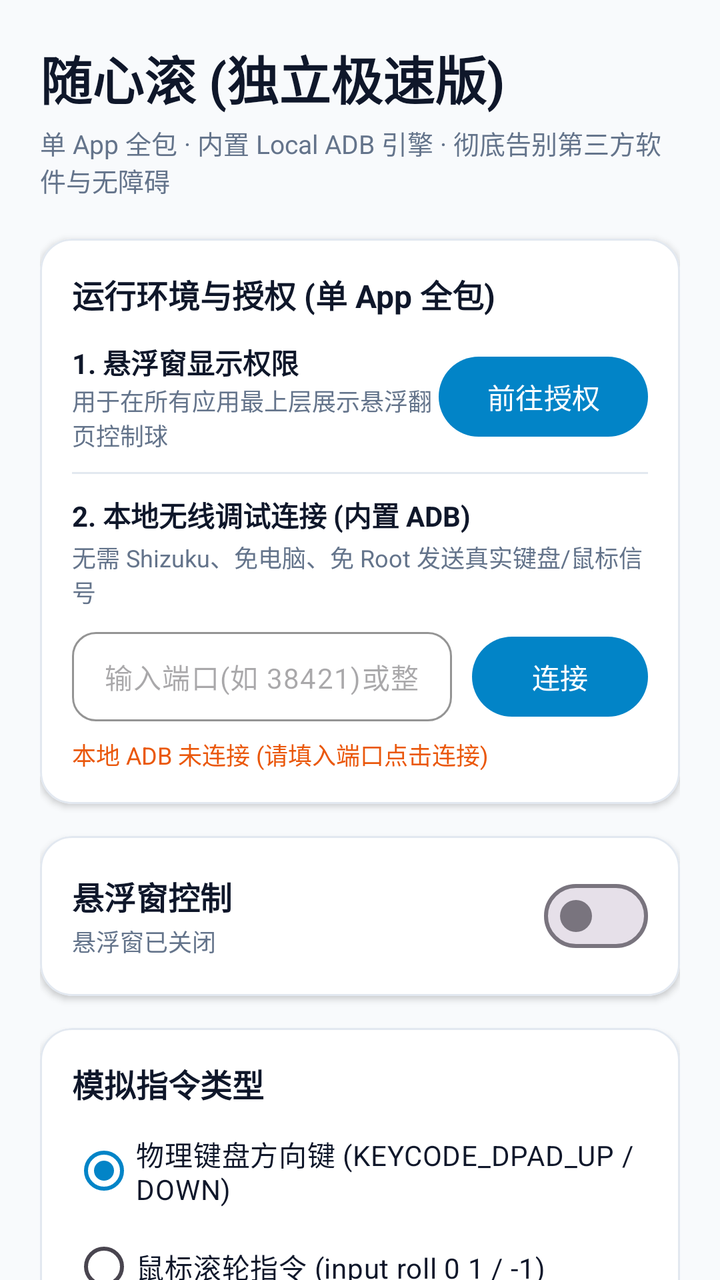
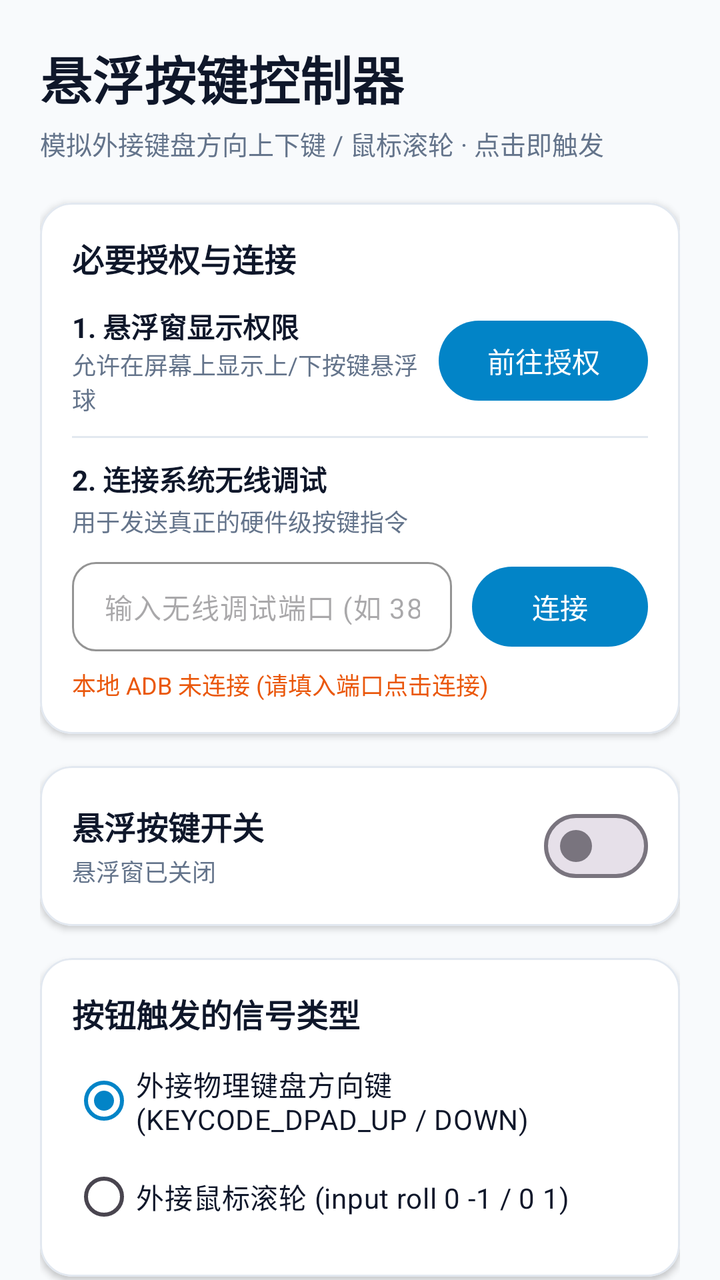

Two renders of the same Android screen: before a commit and after it. Below are the layout's source before the change and the commit's diff.
<!-- AndroidManifest.xml: application theme Theme.FloatScroller -->
<!-- res/layout/activity_main.xml -->
<?xml version="1.0" encoding="utf-8"?>
<androidx.coordinatorlayout.widget.CoordinatorLayout xmlns:android="http://schemas.android.com/apk/res/android"
    xmlns:app="http://schemas.android.com/apk/res-auto"
    android:layout_width="match_parent"
    android:layout_height="match_parent"
    android:background="@color/bg_screen">

    <androidx.core.widget.NestedScrollView
        android:layout_width="match_parent"
        android:layout_height="match_parent"
        android:fillViewport="true">

        <LinearLayout
            android:layout_width="match_parent"
            android:layout_height="wrap_content"
            android:orientation="vertical"
            android:padding="20dp">

            
            <TextView
                android:layout_width="wrap_content"
                android:layout_height="wrap_content"
                android:text="@string/app_name"
                android:textColor="@color/text_main"
                android:textSize="26sp"
                android:textStyle="bold" />

            <TextView
                android:layout_width="wrap_content"
                android:layout_height="wrap_content"
                android:layout_marginTop="4dp"
                android:text="单 App 全包 · 内置 Local ADB 引擎 · 彻底告别第三方软件与无障碍"
                android:textColor="@color/text_sub"
                android:textSize="13sp" />

            
            <com.google.android.material.card.MaterialCardView
                android:layout_width="match_parent"
                android:layout_height="wrap_content"
                android:layout_marginTop="20dp"
                app:cardBackgroundColor="@color/card_bg"
                app:cardCornerRadius="16dp"
                app:cardElevation="2dp"
                app:strokeColor="@color/divider"
                app:strokeWidth="1dp">

                <LinearLayout
                    android:layout_width="match_parent"
                    android:layout_height="wrap_content"
                    android:orientation="vertical"
                    android:padding="16dp">

                    <TextView
                        android:layout_width="wrap_content"
                        android:layout_height="wrap_content"
                        android:text="@string/section_env_title"
                        android:textColor="@color/text_main"
                        android:textSize="16sp"
                        android:textStyle="bold" />

                    
                    <LinearLayout
                        android:layout_width="match_parent"
                        android:layout_height="wrap_content"
                        android:layout_marginTop="12dp"
                        android:gravity="center_vertical"
                        android:orientation="horizontal">

                        <LinearLayout
                            android:layout_width="0dp"
                            android:layout_height="wrap_content"
                            android:layout_weight="1"
                            android:orientation="vertical">

                            <TextView
                                android:layout_width="wrap_content"
                                android:layout_height="wrap_content"
                                android:text="@string/item_overlay_title"
                                android:textColor="@color/text_main"
                                android:textSize="14sp"
                                android:textStyle="bold" />

                            <TextView
                                android:layout_width="wrap_content"
                                android:layout_height="wrap_content"
                                android:text="@string/item_overlay_desc"
                                android:textColor="@color/text_sub"
                                android:textSize="12sp" />
                        </LinearLayout>

                        <com.google.android.material.button.MaterialButton
                            android:id="@+id/btn_grant_overlay"
                            android:layout_width="wrap_content"
                            android:layout_height="wrap_content"
                            android:text="@string/btn_grant"
                            app:cornerRadius="20dp" />
                    </LinearLayout>

                    <View
                        android:layout_width="match_parent"
                        android:layout_height="1dp"
                        android:layout_marginVertical="10dp"
                        android:background="@color/divider" />

                    
                    <TextView
                        android:layout_width="wrap_content"
                        android:layout_height="wrap_content"
                        android:text="@string/item_adb_title"
                        android:textColor="@color/text_main"
                        android:textSize="14sp"
                        android:textStyle="bold" />

                    <TextView
                        android:layout_width="wrap_content"
                        android:layout_height="wrap_content"
                        android:layout_marginTop="2dp"
                        android:text="@string/item_adb_desc"
                        android:textColor="@color/text_sub"
                        android:textSize="12sp" />

                    
                    <LinearLayout
                        android:layout_width="match_parent"
                        android:layout_height="wrap_content"
                        android:layout_marginTop="10dp"
                        android:gravity="center_vertical"
                        android:orientation="horizontal">

                        <com.google.android.material.textfield.TextInputLayout
                            android:layout_width="0dp"
                            android:layout_height="wrap_content"
                            android:layout_weight="1"
                            android:layout_marginEnd="10dp"
                            app:boxCornerRadiusBottomEnd="12dp"
                            app:boxCornerRadiusBottomStart="12dp"
                            app:boxCornerRadiusTopEnd="12dp"
                            app:boxCornerRadiusTopStart="12dp"
                            app:boxStrokeColor="@color/primary"
                            app:hintEnabled="false">

                            <com.google.android.material.textfield.TextInputEditText
                                android:id="@+id/et_port"
                                android:layout_width="match_parent"
                                android:layout_height="wrap_content"
                                android:hint="输入端口(如 38421)或整串地址"
                                android:inputType="text"
                                android:maxLength="25"
                                android:paddingVertical="12dp"
                                android:textSize="14sp" />
                        </com.google.android.material.textfield.TextInputLayout>

                        <com.google.android.material.button.MaterialButton
                            android:id="@+id/btn_connect_adb"
                            android:layout_width="wrap_content"
                            android:layout_height="wrap_content"
                            android:text="@string/btn_connect"
                            app:cornerRadius="20dp" />
                    </LinearLayout>

                    
                    <TextView
                        android:id="@+id/tv_adb_status"
                        android:layout_width="wrap_content"
                        android:layout_height="wrap_content"
                        android:layout_marginTop="6dp"
                        android:text="@string/adb_status_disconnected"
                        android:textColor="@color/accent_warn"
                        android:textSize="12sp" />

                </LinearLayout>
            </com.google.android.material.card.MaterialCardView>

            
            <com.google.android.material.card.MaterialCardView
                android:layout_width="match_parent"
                android:layout_height="wrap_content"
                android:layout_marginTop="16dp"
                app:cardBackgroundColor="@color/card_bg"
                app:cardCornerRadius="16dp"
                app:cardElevation="2dp"
                app:strokeColor="@color/divider"
                app:strokeWidth="1dp">

                <LinearLayout
                    android:layout_width="match_parent"
                    android:layout_height="wrap_content"
                    android:gravity="center_vertical"
                    android:orientation="horizontal"
                    android:padding="16dp">

                    <LinearLayout
                        android:layout_width="0dp"
                        android:layout_height="wrap_content"
                        android:layout_weight="1"
                        android:orientation="vertical">

                        <TextView
                            android:layout_width="wrap_content"
                            android:layout_height="wrap_content"
                            android:text="@string/section_control_title"
                            android:textColor="@color/text_main"
                            android:textSize="16sp"
                            android:textStyle="bold" />

                        <TextView
                            android:id="@+id/tv_floating_status"
                            android:layout_width="wrap_content"
                            android:layout_height="wrap_content"
                            android:layout_marginTop="2dp"
                            android:text="@string/tv_floating_status_stopped"
                            android:textColor="@color/text_sub"
                            android:textSize="12sp" />
                    </LinearLayout>

                    <com.google.android.material.materialswitch.MaterialSwitch
                        android:id="@+id/switch_floating"
                        android:layout_width="wrap_content"
                        android:layout_height="wrap_content" />
                </LinearLayout>
            </com.google.android.material.card.MaterialCardView>

            
            <com.google.android.material.card.MaterialCardView
                android:layout_width="match_parent"
                android:layout_height="wrap_content"
                android:layout_marginTop="16dp"
                app:cardBackgroundColor="@color/card_bg"
                app:cardCornerRadius="16dp"
                app:cardElevation="2dp"
                app:strokeColor="@color/divider"
                app:strokeWidth="1dp">

                <LinearLayout
                    android:layout_width="match_parent"
                    android:layout_height="wrap_content"
                    android:orientation="vertical"
                    android:padding="16dp">

                    <TextView
                        android:layout_width="wrap_content"
                        android:layout_height="wrap_content"
                        android:text="@string/section_mode_title"
                        android:textColor="@color/text_main"
                        android:textSize="16sp"
                        android:textStyle="bold" />

                    <RadioGroup
                        android:id="@+id/rg_command_mode"
                        android:layout_width="match_parent"
                        android:layout_height="wrap_content"
                        android:layout_marginTop="8dp">

                        <RadioButton
                            android:id="@+id/rb_mode_keyevent"
                            android:layout_width="wrap_content"
                            android:layout_height="wrap_content"
                            android:checked="true"
                            android:text="@string/mode_keyevent"
                            android:textColor="@color/text_main" />

                        <RadioButton
                            android:id="@+id/rb_mode_mouse"
                            android:layout_width="wrap_content"
                            android:layout_height="wrap_content"
                            android:text="@string/mode_mouse_roll"
                            android:textColor="@color/text_main" />

                        <RadioButton
                            android:id="@+id/rb_mode_swipe"
                            android:layout_width="wrap_content"
                            android:layout_height="wrap_content"
                            android:text="@string/mode_swipe"
                            android:textColor="@color/text_main" />
                    </RadioGroup>

                    <View
                        android:layout_width="match_parent"
                        android:layout_height="1dp"
                        android:layout_marginVertical="8dp"
                        android:background="@color/divider" />

                    
                    <LinearLayout
                        android:layout_width="match_parent"
                        android:layout_height="wrap_content"
                        android:gravity="center_vertical"
                        android:orientation="horizontal">

                        <TextView
                            android:layout_width="0dp"
                            android:layout_height="wrap_content"
                            android:layout_weight="1"
                            android:text="@string/auto_scroll_interval"
                            android:textColor="@color/text_main"
                            android:textSize="14sp" />

                        <TextView
                            android:id="@+id/tv_interval_val"
                            android:layout_width="wrap_content"
                            android:layout_height="wrap_content"
                            android:text="10 秒"
                            android:textColor="@color/primary"
                            android:textSize="15sp"
                            android:textStyle="bold" />
                    </LinearLayout>

                    <SeekBar
                        android:id="@+id/sb_interval"
                        android:layout_width="match_parent"
                        android:layout_height="wrap_content"
                        android:layout_marginTop="8dp"
                        android:max="30"
                        android:min="3"
                        android:progress="10" />

                </LinearLayout>
            </com.google.android.material.card.MaterialCardView>

            
            <com.google.android.material.card.MaterialCardView
                android:layout_width="match_parent"
                android:layout_height="wrap_content"
                android:layout_marginTop="16dp"
                android:layout_marginBottom="24dp"
                app:cardBackgroundColor="@color/primary_container"
                app:cardCornerRadius="16dp"
                app:cardElevation="0dp"
                app:strokeWidth="0dp">

                <LinearLayout
                    android:layout_width="match_parent"
                    android:layout_height="wrap_content"
                    android:orientation="vertical"
                    android:padding="16dp">

                    <TextView
                        android:layout_width="wrap_content"
                        android:layout_height="wrap_content"
                        android:text="@string/guide_title"
                        android:textColor="@color/primary_dark"
                        android:textSize="15sp"
                        android:textStyle="bold" />

                    <TextView
                        android:layout_width="wrap_content"
                        android:layout_height="wrap_content"
                        android:layout_marginTop="8dp"
                        android:lineSpacingExtra="4dp"
                        android:text="@string/guide_step1"
                        android:textColor="@color/text_main"
                        android:textSize="13sp" />

                    <TextView
                        android:layout_width="wrap_content"
                        android:layout_height="wrap_content"
                        android:layout_marginTop="2dp"
                        android:lineSpacingExtra="4dp"
                        android:text="@string/guide_step2"
                        android:textColor="@color/text_main"
                        android:textSize="13sp" />

                    <TextView
                        android:layout_width="wrap_content"
                        android:layout_height="wrap_content"
                        android:layout_marginTop="2dp"
                        android:lineSpacingExtra="4dp"
                        android:text="@string/guide_step3"
                        android:textColor="@color/text_main"
                        android:textSize="13sp" />

                    <TextView
                        android:layout_width="wrap_content"
                        android:layout_height="wrap_content"
                        android:layout_marginTop="6dp"
                        android:lineSpacingExtra="4dp"
                        android:text="@string/guide_tip"
                        android:textColor="@color/primary_dark"
                        android:textStyle="bold"
                        android:textSize="12sp" />
                </LinearLayout>
            </com.google.android.material.card.MaterialCardView>

        </LinearLayout>
    </androidx.core.widget.NestedScrollView>

</androidx.coordinatorlayout.widget.CoordinatorLayout>
<!-- resources referenced by this layout -->
<resources>
  <color name="accent_warn">#EA580C</color>
  <color name="bg_screen">#F8FAFC</color>
  <color name="card_bg">#FFFFFF</color>
  <color name="divider">#E2E8F0</color>
  <color name="primary">#0284C7</color>
  <color name="primary_container">#E0F2FE</color>
  <color name="primary_dark">#0369A1</color>
  <color name="text_main">#0F172A</color>
  <color name="text_sub">#64748B</color>
  <string name="adb_status_disconnected">本地 ADB 未连接 (请填入端口点击连接)</string>
  <string name="app_name">随心滚 (独立极速版)</string>
  <string name="auto_scroll_interval">自动翻页时间间隔 (秒)</string>
  <string name="btn_connect">连接</string>
  <string name="btn_grant">前往授权</string>
  <string name="guide_step1">1. 打开手机系统【设置 -&gt; 开发者选项 -&gt; 开启无线调试】；</string>
  <string name="guide_step2">2. 查看页面中“IP 地址和端口”（例如 192.168.1.5:38421，记录冒号后面的 5 位端口号）；</string>
  <string name="guide_step3">3. 在上方输入该端口号并点击【连接】；屏幕若弹出“允许此设备进行调试吗”，勾选【始终允许】点击确定即可！</string>
  <string name="guide_tip">💡 提示：连接成功后即可打开悬浮窗，在抖音、快手、小说等任意应用中畅享键盘/滚轮级翻页！</string>
  <string name="guide_title">3 步开启本地无线调试 (无需安装任何其他软件)</string>
  <string name="item_adb_desc">无需 Shizuku、免电脑、免 Root 发送真实键盘/鼠标信号</string>
  <string name="item_adb_title">2. 本地无线调试连接 (内置 ADB)</string>
  <string name="item_overlay_desc">用于在所有应用最上层展示悬浮翻页控制球</string>
  <string name="item_overlay_title">1. 悬浮窗显示权限</string>
  <string name="mode_keyevent">物理键盘方向键 (KEYCODE_DPAD_UP / DOWN)</string>
  <string name="mode_mouse_roll">鼠标滚轮指令 (input roll 0 1 / -1)</string>
  <string name="mode_swipe">极速硬件触摸滑动 (input swipe)</string>
  <string name="section_control_title">悬浮窗控制</string>
  <string name="section_env_title">运行环境与授权 (单 App 全包)</string>
  <string name="section_mode_title">模拟指令类型</string>
  <string name="tv_floating_status_stopped">悬浮窗已关闭</string>
  <style name="Theme.FloatScroller" parent="Theme.Material3.DayNight.NoActionBar">
          <item name="colorPrimary">@color/primary</item>
          <item name="colorOnPrimary">@color/on_primary</item>
          <item name="android:statusBarColor">@color/bg_screen</item>
          <item name="android:windowLightStatusBar">true</item>
      </style>
  <color name="on_primary">#FFFFFF</color>
</resources>

<!-- the commit's change to res/layout/activity_main.xml (unified diff, before → after) -->
@@ -20,7 +20,7 @@
             <TextView
                 android:layout_width="wrap_content"
                 android:layout_height="wrap_content"
-                android:text="@string/app_name"
+                android:text="悬浮按键控制器"
                 android:textColor="@color/text_main"
                 android:textSize="26sp"
                 android:textStyle="bold" />
@@ -29,7 +29,7 @@
                 android:layout_width="wrap_content"
                 android:layout_height="wrap_content"
                 android:layout_marginTop="4dp"
-                android:text="单 App 全包 · 内置 Local ADB 引擎 · 彻底告别第三方软件与无障碍"
+                android:text="模拟外接键盘方向上下键 / 鼠标滚轮 · 点击即触发"
                 android:textColor="@color/text_sub"
                 android:textSize="13sp" />
 
@@ -53,7 +53,7 @@
                     <TextView
                         android:layout_width="wrap_content"
                         android:layout_height="wrap_content"
-                        android:text="@string/section_env_title"
+                        android:text="必要授权与连接"
                         android:textColor="@color/text_main"
                         android:textSize="16sp"
                         android:textStyle="bold" />
@@ -75,7 +75,7 @@
                             <TextView
                                 android:layout_width="wrap_content"
                                 android:layout_height="wrap_content"
-                                android:text="@string/item_overlay_title"
+                                android:text="1. 悬浮窗显示权限"
                                 android:textColor="@color/text_main"
                                 android:textSize="14sp"
                                 android:textStyle="bold" />
@@ -83,7 +83,7 @@
                             <TextView
                                 android:layout_width="wrap_content"
                                 android:layout_height="wrap_content"
-                                android:text="@string/item_overlay_desc"
+                                android:text="允许在屏幕上显示上/下按键悬浮球"
                                 android:textColor="@color/text_sub"
                                 android:textSize="12sp" />
                         </LinearLayout>
@@ -106,7 +106,7 @@
                     <TextView
                         android:layout_width="wrap_content"
                         android:layout_height="wrap_content"
-                        android:text="@string/item_adb_title"
+                        android:text="2. 连接系统无线调试"
                         android:textColor="@color/text_main"
                         android:textSize="14sp"
                         android:textStyle="bold" />
@@ -115,7 +115,7 @@
                         android:layout_width="wrap_content"
                         android:layout_height="wrap_content"
                         android:layout_marginTop="2dp"
-                        android:text="@string/item_adb_desc"
+                        android:text="用于发送真正的硬件级按键指令"
                         android:textColor="@color/text_sub"
                         android:textSize="12sp" />
 
@@ -143,7 +143,7 @@
                                 android:id="@+id/et_port"
                                 android:layout_width="match_parent"
                                 android:layout_height="wrap_content"
-                                android:hint="输入端口(如 38421)或整串地址"
+                                android:hint="输入无线调试端口 (如 38421)"
                                 android:inputType="text"
                                 android:maxLength="25"
                                 android:paddingVertical="12dp"
@@ -198,7 +198,7 @@
                         <TextView
                             android:layout_width="wrap_content"
                             android:layout_height="wrap_content"
-                            android:text="@string/section_control_title"
+                            android:text="悬浮按键开关"
                             android:textColor="@color/text_main"
                             android:textSize="16sp"
                             android:textStyle="bold" />
@@ -240,7 +240,7 @@
                     <TextView
                         android:layout_width="wrap_content"
                         android:layout_height="wrap_content"
-                        android:text="@string/section_mode_title"
+                        android:text="按钮触发的信号类型"
                         android:textColor="@color/text_main"
                         android:textSize="16sp"
                         android:textStyle="bold" />
@@ -256,63 +256,16 @@
                             android:layout_width="wrap_content"
                             android:layout_height="wrap_content"
                             android:checked="true"
-                            android:text="@string/mode_keyevent"
+                            android:text="外接物理键盘方向键 (KEYCODE_DPAD_UP / DOWN)"
                             android:textColor="@color/text_main" />
 
                         <RadioButton
                             android:id="@+id/rb_mode_mouse"
                             android:layout_width="wrap_content"
                             android:layout_height="wrap_content"
-                            android:text="@string/mode_mouse_roll"
-                            android:textColor="@color/text_main" />
-
-                        <RadioButton
-                            android:id="@+id/rb_mode_swipe"
-                            android:layout_width="wrap_content"
-                            android:layout_height="wrap_content"
-                            android:text="@string/mode_swipe"
+                            android:text="外接鼠标滚轮 (input roll 0 -1 / 0 1)"
                             android:textColor="@color/text_main" />
                     </RadioGroup>
-
-                    <View
-                        android:layout_width="match_parent"
-                        android:layout_height="1dp"
-                        android:layout_marginVertical="8dp"
-                        android:background="@color/divider" />
-
-                    
-                    <LinearLayout
-                        android:layout_width="match_parent"
-                        android:layout_height="wrap_content"
-                        android:gravity="center_vertical"
-                        android:orientation="horizontal">
-
-                        <TextView
-                            android:layout_width="0dp"
-                            android:layout_height="wrap_content"
-                            android:layout_weight="1"
-                            android:text="@string/auto_scroll_interval"
-                            android:textColor="@color/text_main"
-                            android:textSize="14sp" />
-
-                        <TextView
-                            android:id="@+id/tv_interval_val"
-                            android:layout_width="wrap_content"
-                            android:layout_height="wrap_content"
-                            android:text="10 秒"
-                            android:textColor="@color/primary"
-                            android:textSize="15sp"
-                            android:textStyle="bold" />
-                    </LinearLayout>
-
-                    <SeekBar
-                        android:id="@+id/sb_interval"
-                        android:layout_width="match_parent"
-                        android:layout_height="wrap_content"
-                        android:layout_marginTop="8dp"
-                        android:max="30"
-                        android:min="3"
-                        android:progress="10" />
 
                 </LinearLayout>
             </com.google.android.material.card.MaterialCardView>
@@ -337,7 +290,7 @@
                     <TextView
                         android:layout_width="wrap_content"
                         android:layout_height="wrap_content"
-                        android:text="@string/guide_title"
+                        android:text="使用说明"
                         android:textColor="@color/primary_dark"
                         android:textSize="15sp"
                         android:textStyle="bold" />
@@ -347,7 +300,7 @@
                         android:layout_height="wrap_content"
                         android:layout_marginTop="8dp"
                         android:lineSpacingExtra="4dp"
-                        android:text="@string/guide_step1"
+                        android:text="1. 打开系统【设置 -> 开发者选项 -> 无线调试】；"
                         android:textColor="@color/text_main"
                         android:textSize="13sp" />
 
@@ -356,7 +309,7 @@
                         android:layout_height="wrap_content"
                         android:layout_marginTop="2dp"
                         android:lineSpacingExtra="4dp"
-                        android:text="@string/guide_step2"
+                        android:text="2. 查看页面中“IP 地址和端口”（如 192.168.1.5:38421，将冒号后的 5 位端口填入上方点击连接）；"
                         android:textColor="@color/text_main"
                         android:textSize="13sp" />
 
@@ -365,19 +318,9 @@
                         android:layout_height="wrap_content"
                         android:layout_marginTop="2dp"
                         android:lineSpacingExtra="4dp"
-                        android:text="@string/guide_step3"
+                        android:text="3. 连接成功后打开悬浮窗，屏幕上会出现【⬆】和【⬇】悬浮按钮，点一下就触发一次按键或滚轮！"
                         android:textColor="@color/text_main"
                         android:textSize="13sp" />
-
-                    <TextView
-                        android:layout_width="wrap_content"
-                        android:layout_height="wrap_content"
-                        android:layout_marginTop="6dp"
-                        android:lineSpacingExtra="4dp"
-                        android:text="@string/guide_tip"
-                        android:textColor="@color/primary_dark"
-                        android:textStyle="bold"
-                        android:textSize="12sp" />
                 </LinearLayout>
             </com.google.android.material.card.MaterialCardView>
 
<!-- resource entries referenced after the edit -->
@@ -10,25 +10,8 @@
   <color name="text_main">#0F172A</color>
   <color name="text_sub">#64748B</color>
   <string name="adb_status_disconnected">本地 ADB 未连接 (请填入端口点击连接)</string>
-  <string name="app_name">随心滚 (独立极速版)</string>
-  <string name="auto_scroll_interval">自动翻页时间间隔 (秒)</string>
   <string name="btn_connect">连接</string>
   <string name="btn_grant">前往授权</string>
-  <string name="guide_step1">1. 打开手机系统【设置 -&gt; 开发者选项 -&gt; 开启无线调试】；</string>
-  <string name="guide_step2">2. 查看页面中“IP 地址和端口”（例如 192.168.1.5:38421，记录冒号后面的 5 位端口号）；</string>
-  <string name="guide_step3">3. 在上方输入该端口号并点击【连接】；屏幕若弹出“允许此设备进行调试吗”，勾选【始终允许】点击确定即可！</string>
-  <string name="guide_tip">💡 提示：连接成功后即可打开悬浮窗，在抖音、快手、小说等任意应用中畅享键盘/滚轮级翻页！</string>
-  <string name="guide_title">3 步开启本地无线调试 (无需安装任何其他软件)</string>
-  <string name="item_adb_desc">无需 Shizuku、免电脑、免 Root 发送真实键盘/鼠标信号</string>
-  <string name="item_adb_title">2. 本地无线调试连接 (内置 ADB)</string>
-  <string name="item_overlay_desc">用于在所有应用最上层展示悬浮翻页控制球</string>
-  <string name="item_overlay_title">1. 悬浮窗显示权限</string>
-  <string name="mode_keyevent">物理键盘方向键 (KEYCODE_DPAD_UP / DOWN)</string>
-  <string name="mode_mouse_roll">鼠标滚轮指令 (input roll 0 1 / -1)</string>
-  <string name="mode_swipe">极速硬件触摸滑动 (input swipe)</string>
-  <string name="section_control_title">悬浮窗控制</string>
-  <string name="section_env_title">运行环境与授权 (单 App 全包)</string>
-  <string name="section_mode_title">模拟指令类型</string>
   <string name="tv_floating_status_stopped">悬浮窗已关闭</string>
   <style name="Theme.FloatScroller" parent="Theme.Material3.DayNight.NoActionBar">
           <item name="colorPrimary">@color/primary</item>
